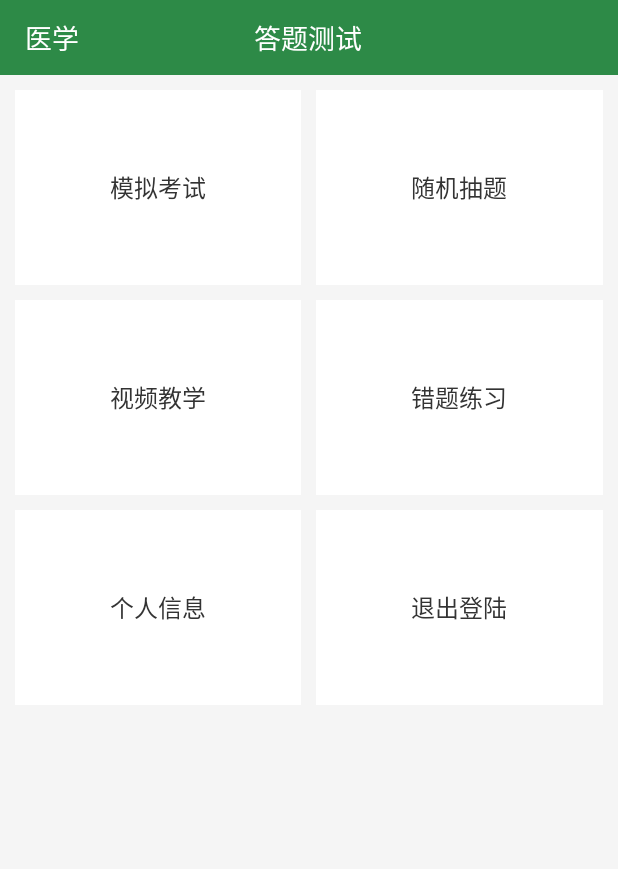
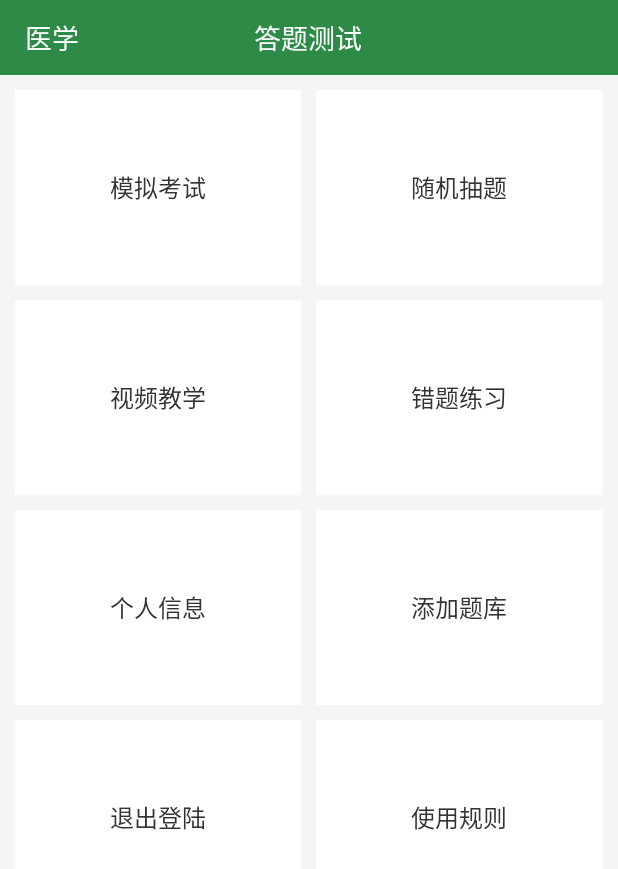
Before and after one commit to xiaoshengtian/PhoneAnswer, an Android app: the MainActivity screen opened directly, with no data from a screen before it, on a phone screen of 412 x 824 dp. Shown: the top 869 px of the screen. Run offline under Robolectric (Android 15) with nearby library versions, the phone set to English and light mode, and no system bars; libraries missing offline, so code that uses them is left out: cn.bmob.v3; network calls fail; 1 statement that could not run was skipped.

```diff
--- a/app/src/main/AndroidManifest.xml
+++ b/app/src/main/AndroidManifest.xml
@@ -71,6 +71,9 @@
             android:name=".activity.PersonalInfoActivity"
             android:screenOrientation="portrait" />
         <activity
+            android:name=".activity.AboutActivity"
+            android:screenOrientation="portrait" />
+        <activity
             android:name=".activity.FileChooserActivity"
             android:exported="true"
             android:icon="@drawable/ic_chooser"
--- a/app/src/main/java/com/zcj/blg/phoneanswer/activity/MainActivity.java
+++ b/app/src/main/java/com/zcj/blg/phoneanswer/activity/MainActivity.java
@@ -51,6 +51,8 @@ public class MainActivity extends Activity {
     private String[] set_way;
     private String[] objects;
     private AnSwerInfo anSwerInfo;
+    private TextView b_add;
+    private TextView b_rule;
 
     @Override
     protected void onCreate(Bundle savedInstanceState) {
@@ -67,6 +69,8 @@ public class MainActivity extends Activity {
         b_wrontest = (TextView) findViewById(R.id.b_wrongtest);
         b_input = (TextView) findViewById(R.id.b_input);
         b_logout = (TextView) findViewById(R.id.b_logout);
+        b_add = (TextView) findViewById(R.id.b_add);
+        b_rule = (TextView) findViewById(R.id.b_rule);
         String object = SharePreferencTools.getString("selectObject", null);
         if (TextUtils.isEmpty(object)) {
             showSelectDialog();
@@ -174,10 +178,26 @@ public class MainActivity extends Activity {
             @Override
             public void onClick(View v) {
                 BmobUser.logOut();
-                SharePreferencTools.putString("selectObject",null);
+                SharePreferencTools.putString("selectObject", null);
                 Intent intent = new Intent(MainActivity.this, LoginActivity.class);
                 startActivity(intent);
                 finish();
+            }
+        });
+        b_add.setOnClickListener(new OnClickListener() {
+            @Override
+            public void onClick(View v) {
+                Intent getContentIntent = FileUtils.createGetContentIntent();
+                Intent intent = Intent.createChooser(getContentIntent, "Select a file");
+                startActivityForResult(intent, REQUEST_CHOOSER);
+
+            }
+        });
+        b_rule.setOnClickListener(new OnClickListener() {
+            @Override
+            public void onClick(View v) {
+                Intent intent = new Intent(MainActivity.this, AboutActivity.class);
+                startActivity(intent);
             }
         });
     }
--- a/app/src/main/res/layout/activity_main.xml
+++ b/app/src/main/res/layout/activity_main.xml
@@ -123,6 +123,33 @@
             android:background="#f5f5f5" />
 
         <TextView
+            android:id="@+id/b_add"
+            android:layout_width="0dp"
+            android:layout_height="match_parent"
+            android:layout_weight="1"
+            android:background="@color/white"
+            android:gravity="center"
+            android:text="添加题库"
+            android:textColor="#333333"
+            android:textSize="16sp" />
+    </LinearLayout>
+
+    <View
+        android:id="@+id/view3"
+        android:layout_width="match_parent"
+        android:layout_height="10dp"
+        android:layout_below="@+id/layout3"
+        android:background="#f5f5f5" />
+
+    <LinearLayout
+        android:id="@+id/layout4"
+        android:layout_width="match_parent"
+        android:layout_height="130dp"
+        android:layout_below="@+id/view3"
+        android:layout_marginLeft="10dp"
+        android:layout_marginRight="10dp">
+
+        <TextView
             android:id="@+id/b_logout"
             android:layout_width="0dp"
             android:layout_height="match_parent"
@@ -132,6 +159,21 @@
             android:text="退出登陆"
             android:textColor="#333333"
             android:textSize="16sp" />
+
+        <View
+            android:layout_width="10dp"
+            android:layout_height="match_parent"
+            android:background="#f5f5f5" />
+
+        <TextView
+            android:id="@+id/b_rule"
+            android:layout_width="0dp"
+            android:layout_height="match_parent"
+            android:layout_weight="1"
+            android:background="@color/white"
+            android:gravity="center"
+            android:text="使用规则"
+            android:textColor="#333333"
+            android:textSize="16sp" />
     </LinearLayout>
-
 </RelativeLayout>
--- a/app/src/main/res/values/strings.xml
+++ b/app/src/main/res/values/strings.xml
@@ -20,4 +20,5 @@
     <string name="error_incorrect_password">密码错误</string>
     <string name="prompt_account">账号</string>
     <string name="prompt_password">密码</string>
+    <string name="rule">1、目前只支持单选、判断\n2、开发人员：萧胜天\n3、有问题或建议可联系：784810789@qq.com</string>
 </resources>
```
Also changed, not shown: app/src/main/java/com/zcj/blg/phoneanswer/activity/AboutActivity.java (added, +19 -0 lines), app/src/main/res/layout/activity_ablout.xml (added, +14 -0 lines).
